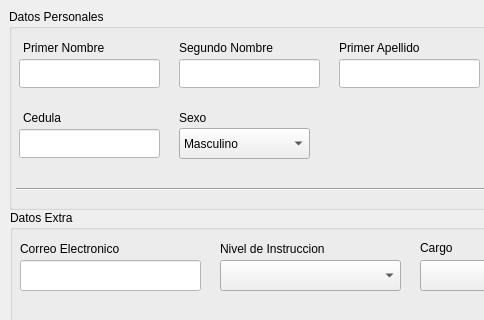
hostelix/personal-IO, file plantillas_interfaces/interfaz_registro_datos.ui: the form before one commit; both pictures show x 0 to 484 and y 0 to 320 of the 677 by 405 pixel window.
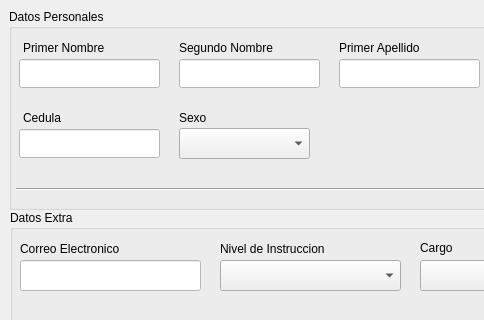
The form after the commit.

Commit message: [MOD] se quitaron los items estaticos de sexo

Patch:
```diff
--- a/plantillas_interfaces/interfaz_registro_datos.ui
+++ b/plantillas_interfaces/interfaz_registro_datos.ui
@@ -167,16 +167,6 @@
       <height>31</height>
      </rect>
     </property>
-    <item>
-     <property name="text">
-      <string>Masculino</string>
-     </property>
-    </item>
-    <item>
-     <property name="text">
-      <string>Femenino</string>
-     </property>
-    </item>
    </widget>
    <widget class="QLabel" name="label_sexo">
     <property name="geometry">
```
The commit also changes 1 other file.
